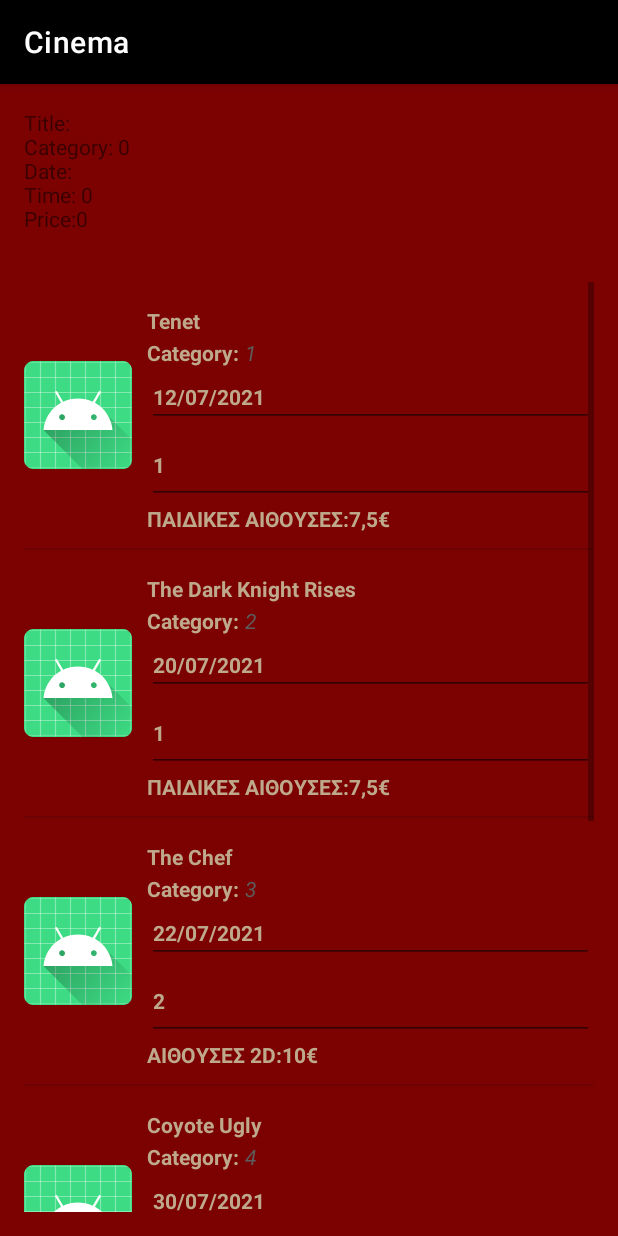
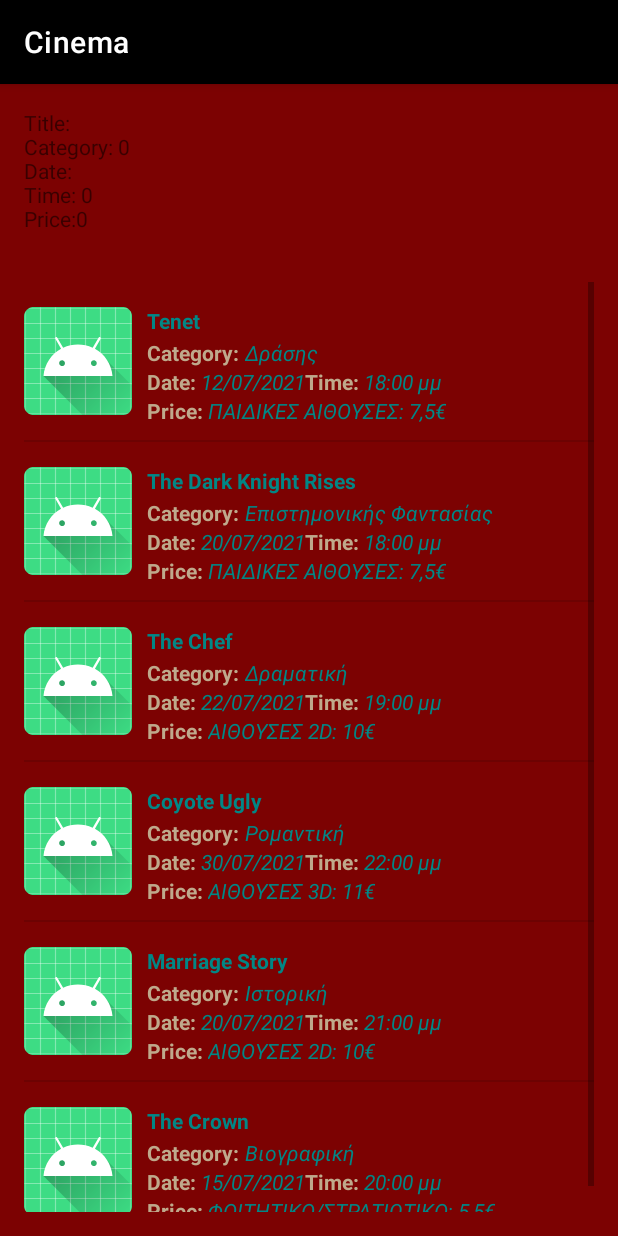
Before and after one commit to marevio/cinema, an Android app: the screen it shows after launch (ListActivity), after a tap on "SEARCH", on a phone screen of 412 x 824 dp. Run offline under Robolectric (Android 15) with nearby library versions, the phone set to English and light mode, and no system bars.

Commit message:
ΔΙΟΡΘΩΜΕΝΑ LIST ITEMS KAI LAND ACTIVITY ΔΕΝ ΤΡΕΧΕΙ Η DETAILSACTIVITY

```diff
--- a/app/src/main/AndroidManifest.xml
+++ b/app/src/main/AndroidManifest.xml
@@ -11,7 +11,8 @@
         android:roundIcon="@mipmap/ic_launcher_round"
         android:supportsRtl="true"
         android:theme="@style/Theme.Cinema">
-        <activity android:name=".ListActivity"></activity>
+        <activity android:name=".DetailsActivity"></activity>
+        <activity android:name=".ListActivity" />
         <activity android:name=".MainActivity">
             <intent-filter>
                 <action android:name="android.intent.action.MAIN" />
--- a/app/src/main/java/gr/ihu/msc/cinema/ListActivity.java
+++ b/app/src/main/java/gr/ihu/msc/cinema/ListActivity.java
@@ -4,6 +4,8 @@
 
 import android.content.Intent;
 import android.os.Bundle;
+import android.view.View;
+import android.widget.AdapterView;
 import android.widget.ArrayAdapter;
 import android.widget.ListAdapter;
 import android.widget.ListView;
@@ -64,6 +66,15 @@
                 new int[] {R.id.movie_item_title, R.id.movie_item_category, R.id.movie_item_date,R.id.movie_item_time,R.id.movie_item_price}
         );
         listViewMovies.setAdapter(moviesAdapter);
+
+        listViewMovies.setOnItemClickListener(new AdapterView.OnItemClickListener() {
+            @Override
+            public void onItemClick(AdapterView<?> parent, View view, int position, long id) {
+                Intent detailsIntent= new Intent(ListActivity.this,DetailsActivity.class);
+               startActivity(detailsIntent);
+
+            }
+        });
     }
     @Override
     protected void onPause() {
--- a/app/src/main/java/gr/ihu/msc/cinema/MainActivity.java
+++ b/app/src/main/java/gr/ihu/msc/cinema/MainActivity.java
@@ -31,7 +31,7 @@
 
     private Spinner  spinnerTime;
     private Spinner  spinnerPrice;
-    private Button buttonSearch;
+    private Button   buttonSearch;
 
     /*public boolean onCreateOptionsMenu(Menu menu) {
         MenuInflater inflater = getMenuInflater();
@@ -111,10 +111,6 @@
 
 
 
-
-
-
-
        /* buttonSearch.setOnClickListener(new View.OnClickListener() {
             @Override
             public void onClick(View v) {
--- a/app/src/main/java/gr/ihu/msc/cinema/classes/DataStore.java
+++ b/app/src/main/java/gr/ihu/msc/cinema/classes/DataStore.java
@@ -92,20 +92,16 @@
             HashMap<String, Object> movie = new HashMap<String, Object>();
 
             movie.put(DataStore.KEY_ID, movieID);
-
             movie.put(DataStore.KEY_TITLE, movieTitle);
-            movie.put(DataStore.KEY_CATEGORYID,movieCategoryId);
-            movie.put(DataStore.KEY_CATEGORYNAME, movieCategoryName);
+            movie.put(DataStore.KEY_CATEGORYID,movieCategoryName);
             movie.put(DataStore.KEY_DIRECTOR, movieDirector);
             movie.put(DataStore.KEY_ACTOR, movieActor);
             movie.put(DataStore.KEY_DIRECTOR, movieDirector);
             movie.put(DataStore.KEY_IMBDURL, movieImbdUrl);
             movie.put(DataStore.KEY_COVERURL, movieCoverUrl);
             movie.put(DataStore.KEY_DATE, movieDate);
-            movie.put(DataStore.KEY_TIMEID, movieTimeId);
-            movie.put(DataStore.KEY_TIMENAME, movieTimeName);
+            movie.put(DataStore.KEY_TIMEID, movieTimeName);
             movie.put(DataStore.KEY_PRICEID, moviePriceName);
-            movie.put(DataStore.KEY_PRICENAME, moviePriceName);
 
 
 
--- a/app/src/main/res/layout/list_item.xml
+++ b/app/src/main/res/layout/list_item.xml
@@ -28,7 +28,7 @@
             android:layout_height="wrap_content"
             android:paddingTop="6dip"
             android:paddingBottom="2dip"
-            android:textColor="@color/white"
+            android:textColor="@color/teal_700"
             android:textSize="14sp"
             android:textStyle="bold" />
         <!-- Description label -->
@@ -52,42 +52,82 @@
                 android:layout_width="wrap_content"
                 android:layout_height="wrap_content"
                 android:gravity="left"
-                android:textColor="#5d5d5d"
-                android:textStyle="italic"></TextView>
+                android:textColor="@color/teal_700"
+                android:textStyle="italic">
+                android:textStyle="bold"
+            </TextView>
 
         </LinearLayout>
 
-        <EditText
-            android:id="@+id/movie_item_date"
+        <LinearLayout
+            android:layout_width="fill_parent"
+            android:layout_height="wrap_content"
+            android:orientation="horizontal">
+            <!-- Cost Label -->
+            <TextView
+                android:layout_width="wrap_content"
+                android:layout_height="wrap_content"
+                android:gravity="left"
+                android:text="Date: "
+                android:textColor="@color/white"
+                android:textStyle="bold"></TextView>
+            <!-- Price Label -->
+            <TextView
+                android:id="@+id/movie_item_date"
+                android:layout_width="wrap_content"
+                android:layout_height="wrap_content"
+                android:gravity="left"
+                android:textColor="@color/teal_700"
+                android:textStyle="italic">
+                android:textStyle="bold"
+            </TextView>
+
+            <TextView
+                android:layout_width="wrap_content"
+                android:layout_height="wrap_content"
+                android:gravity="left"
+                android:text="Time: "
+                android:textColor="@color/white"
+                android:textStyle="bold"></TextView>
+            <!-- Price Label -->
+            <TextView
+                android:id="@+id/movie_item_time"
+                android:layout_width="wrap_content"
+                android:layout_height="wrap_content"
+                android:gravity="left"
+                android:textColor="@color/teal_700"
+                android:textStyle="italic">
+                android:textStyle="bold"
+            </TextView>
+
+
+        </LinearLayout>
+
+        <LinearLayout
             android:layout_width="match_parent"
-            android:layout_height="wrap_content"
-            android:autoText="false"
-            android:ems="10"
-            android:inputType="date"
-            android:textColor="@color/white"
-            android:textSize="14sp"
-            android:textStyle="bold" />
+            android:layout_height="match_parent"
+            android:orientation="horizontal">
 
-        <EditText
-            android:id="@+id/movie_item_time"
-            android:layout_width="match_parent"
-            android:layout_height="51dp"
-            android:ems="10"
-            android:inputType="time"
-            android:textColor="@color/white"
-            android:textSize="14sp"
-            android:textStyle="bold" />
+            <TextView
+                android:layout_width="wrap_content"
+                android:layout_height="wrap_content"
+                android:gravity="left"
+                android:text="Price: "
+                android:textColor="@color/white"
+                android:textStyle="bold"></TextView>
 
-        <EditText
-            android:id="@+id/movie_item_price"
-            android:layout_width="match_parent"
-            android:layout_height="wrap_content"
-            android:background="@color/backgroud_cinema"
-            android:ems="10"
-            android:inputType="numberDecimal"
-            android:textColor="@color/white"
-            android:textSize="14sp"
-            android:textStyle="bold" />
+            <TextView
+                android:id="@+id/movie_item_price"
+                android:layout_width="wrap_content"
+                android:layout_height="wrap_content"
+                android:gravity="left"
+                android:textColor="@color/teal_700"
+                android:textStyle="italic">
+                android:textStyle="bold"
+            </TextView>
+        </LinearLayout>
+
+        <!-- Price Label -->
 
     </LinearLayout>
 
--- a/app/src/main/res/values/movies_time.xml
+++ b/app/src/main/res/values/movies_time.xml
@@ -7,7 +7,7 @@
         <item><b><font fgcolor='#BFA98C'>20:00 μμ</font></b></item>
         <item><b><font fgcolor='#BFA98C'>21:00 μμ</font></b></item>
         <item><b><font fgcolor='#BFA98C'>22:00 μμ</font></b></item>
-        <item><b><font fgcolor='#BFA98C'>23:00</font></b></item>
-        <item><b><font fgcolor='#BFA98C'>24:00</font></b></item>
+        <item><b><font fgcolor='#BFA98C'>23:00 μμ</font></b></item>
+        <item><b><font fgcolor='#BFA98C'>24:00 μμ</font></b></item>
     </string-array>
 </resources>
```
Also changed, not shown: app/src/main/res/layout-land/activity_main.xml (+160 -160 lines), app/src/main/res/values/movies_price.xml (+7 -7 lines).
